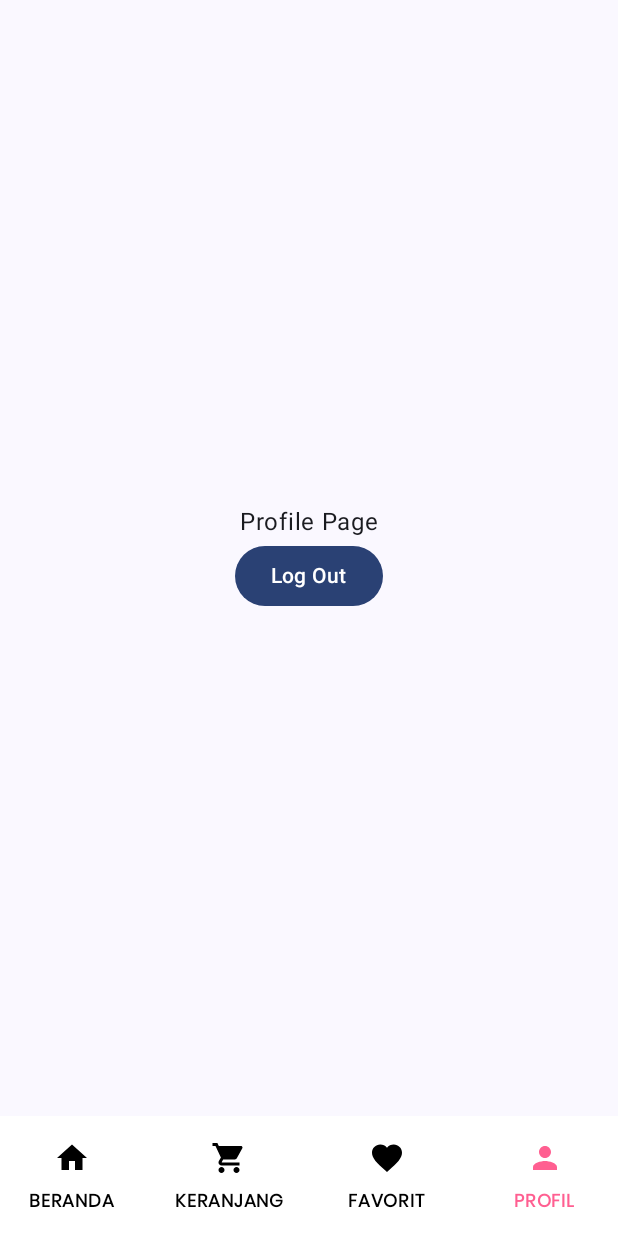
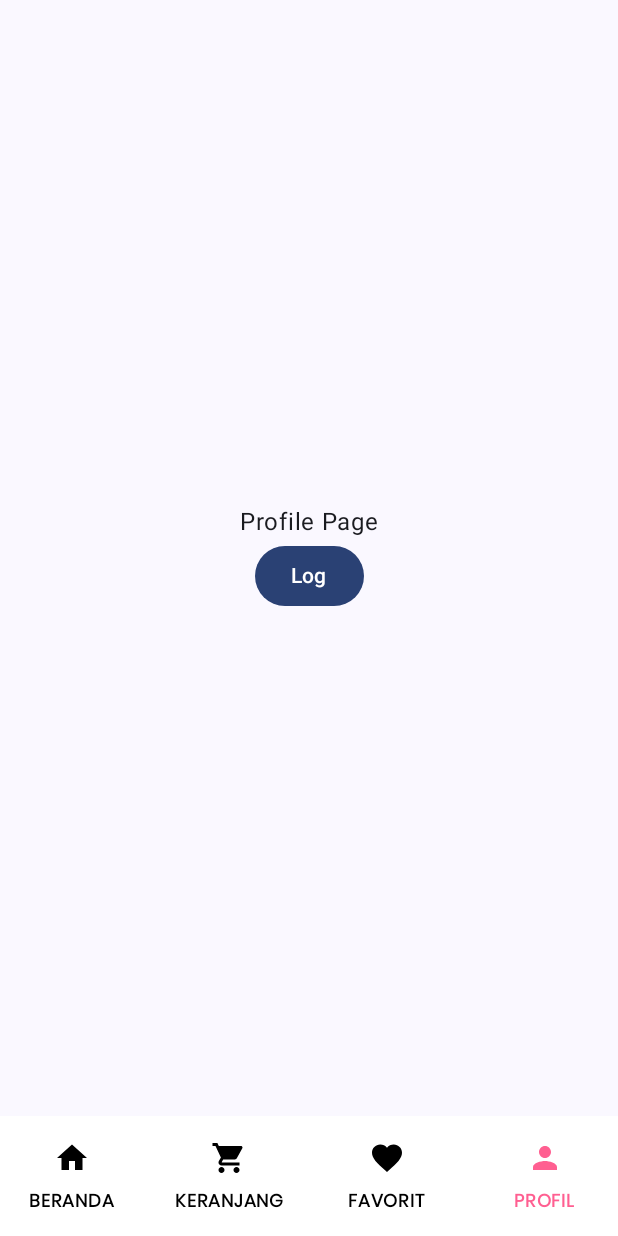
Before and after one commit to Krisnaputra05/Wedify, an Android app built with Jetpack Compose: the HomeScreen screen opened through its navigation route, item 4 of the bottom bar chosen, on a phone screen of 412 x 824 dp. Run offline under Robolectric (Android 15) with nearby library versions, the phone set to English and light mode, and no system bars; our stand-ins replace Firebase (no records; nobody signed in at launch, a user with empty details on screens opened directly); libraries missing offline, so code that uses them is left out: com.tbuonomo.viewpagerdotsindicator; 4 statements that could not run were skipped.

Commit message:
Initial commit

```diff
--- a/app/src/main/java/com/example/wedify/pages/ProfilePage.kt
+++ b/app/src/main/java/com/example/wedify/pages/ProfilePage.kt
@@ -41,7 +41,7 @@ fun ProfilePage(modifier: Modifier = Modifier) {
                 popUpTo("login"){inclusive=true}
             }
         } ) {
-            Text(text = "Log Out")
+            Text(text = "Log")
         }
     }
 }
```
